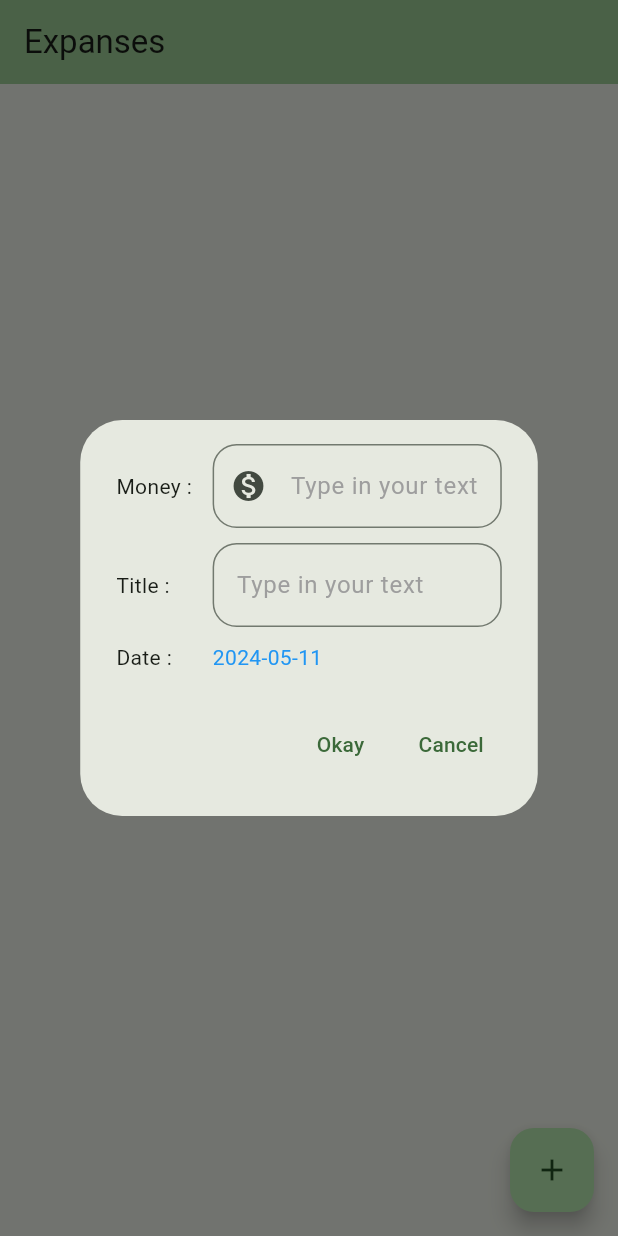
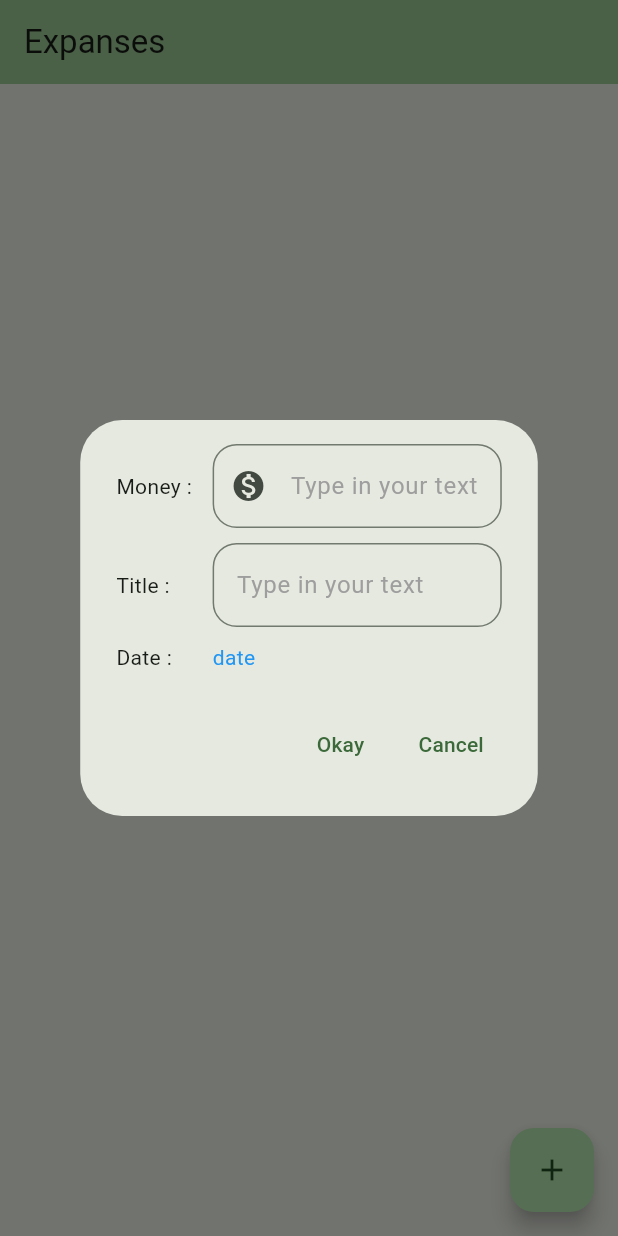
Before and after one commit to MudeNalinNaik/expense_tracking, a Flutter app: the screen it shows after launch, after a tap on the "add" icon, on a phone screen of 412 x 824 dp. Run offline on Flutter 3.47's test engine with Material 3 defaults, Android fonts, the phone set to English and light mode, and no system bars.

Commit message:
UI changes

```diff
--- a/lib/screens/homepage.dart
+++ b/lib/screens/homepage.dart
@@ -16,21 +16,6 @@ class _MyHomePageState extends State<MyHomePage> {
   final titleController = TextEditingController();
   final moneyController = TextEditingController();
 
-  DateTime selectedDate = DateTime.now();
-
-  Future<void> _selectDate(BuildContext context) async {
-    final DateTime? picked = await showDatePicker(
-        context: context,
-        initialDate: selectedDate,
-        firstDate: DateTime(2015, 8),
-        lastDate: DateTime(2101));
-    if (picked != null && picked != selectedDate) {
-      setState(() {
-        selectedDate = picked;
-      });
-    }
-  }
-
   List<Expense> expenses = [];
 
   @override
@@ -45,11 +30,21 @@ class _MyHomePageState extends State<MyHomePage> {
           children: <Widget>[
             for (int a = 0; a < expenses.length; a++)
               ListTile(
-                title: Text(expenses[a].money),
+                title: Text(
+                  "₹ ${expenses[a].money}",
+                  style: Theme.of(context).textTheme.titleLarge?.copyWith(
+                      color: Colors.purple, fontWeight: FontWeight.bold),
+                ),
                 subtitle: Row(
                   mainAxisAlignment: MainAxisAlignment.spaceBetween,
                   children: [
-                    Text(expenses[a].title),
+                    Text(expenses[a].title,
+                        style: Theme.of(context)
+                            .textTheme
+                            .titleMedium
+                            ?.copyWith(
+                                color: Colors.lightGreen,
+                                fontWeight: FontWeight.bold)),
                     Text(
                         "${expenses[a].date.year.toString()}-${expenses[a].date.month.toString().padLeft(2, '0')}-${expenses[a].date.day.toString().padLeft(2, '0')}"),
                   ],
@@ -71,8 +66,7 @@ class _MyHomePageState extends State<MyHomePage> {
   addItem() {
     showDialog(
         context: context,
-        builder: (_) => StatefulBuilder(builder: (context, setState) {
-              return AlertDialog(
+        builder: (_) => AlertDialog(
               content: Column(
                 mainAxisSize: MainAxisSize.min,
                 children: [
@@ -133,7 +127,7 @@ class _MyHomePageState extends State<MyHomePage> {
                           child: InkWell(
                             onTap: () {},
                             child: Text(
-                                "${selectedDate.year.toString()}-${selectedDate.month.toString().padLeft(2, '0')}-${selectedDate.day.toString().padLeft(2, '0')}",
+                              "date",
                               style: Theme.of(context)
                                   .textTheme
                                   .bodyMedium
@@ -147,7 +141,6 @@ class _MyHomePageState extends State<MyHomePage> {
               actions: [
                 TextButton(
                     onPressed: () {
-
                       setState(() {
                         expenses.add(Expense(
                             title: titleController.text,
@@ -165,7 +158,6 @@ class _MyHomePageState extends State<MyHomePage> {
                     },
                     child: const Text('Cancel')),
               ],
-              );
-            }));
+            ));
   }
 }
```
Lines whose indentation alone changed are shown as unchanged.
